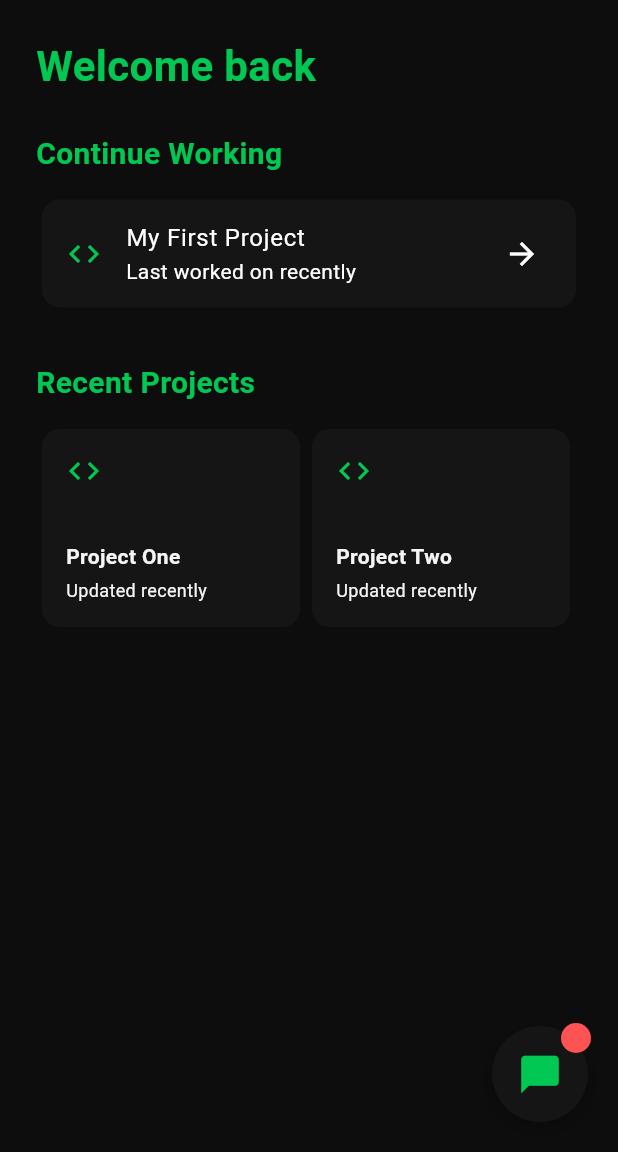
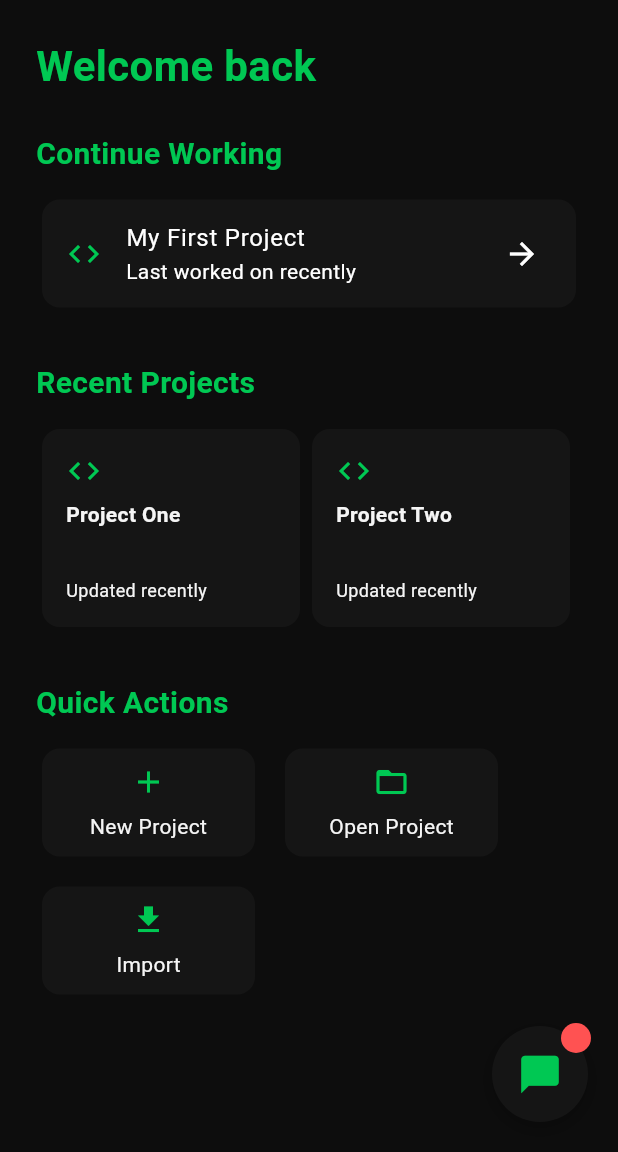
Before and after one commit to chancenotaro/Solvix, a Flutter app: the screen it shows after launch, on a phone screen of 412 x 824 dp, the part 84-1236 px from its top. Run offline on Flutter 3.47's test engine with Material 3 defaults, Android fonts, the phone set to English and light mode, and no system bars.

Commit message:
Added probably all UI elements to home page

```diff
--- a/lib/pages/home_page.dart
+++ b/lib/pages/home_page.dart
@@ -1,4 +1,5 @@
 import 'package:flutter/material.dart';
+import 'package:solvix/theme/solvix_theme.dart';
 
 
 
@@ -53,6 +54,7 @@ class HomePage extends StatelessWidget {
 
             const SizedBox(height: 32),
 
+            //Recent Projects Title
             Text(
               'Recent Projects',
               style: TextStyle(
@@ -64,6 +66,7 @@ class HomePage extends StatelessWidget {
 
             const SizedBox(height: 12),
 
+            //Recent Projects List
             SizedBox(
               height: 140,
               child: ListView(
@@ -75,7 +78,79 @@ class HomePage extends StatelessWidget {
                 ],
               ),
             ),
+
+            const SizedBox(height: 32),
+
+            Text(
+              'Quick Actions',
+              style: TextStyle(
+                fontSize: 20,
+                fontWeight: FontWeight.bold,
+                color: primaryColor,
+              ),
+            ),
+
+            const SizedBox(height: 12),
+
+            Wrap(
+              spacing: 12,
+              runSpacing: 12,
+              children: [
+                _quickAction(
+                  context,
+                  Icons.add,
+                  'New Project',
+                ),
+                _quickAction(
+                  context,
+                  Icons.folder_open,
+                  'Open Project',
+                ),
+                _quickAction(
+                  context,
+                  Icons.file_download,
+                  'Import',
+                ),
+              ],
+            ),
+
+
+
           ],
+        ),
+      ),
+    );
+  }
+
+
+  Widget _quickAction(
+      BuildContext context,
+      IconData icon,
+      String label,
+      ) {
+    return SizedBox(
+      width: 150,
+      height: 80,
+      child: Card(
+        child: InkWell(
+          onTap: () {
+            //We'll implement this later
+          },
+          borderRadius: BorderRadius.circular(12),
+          child: Column(
+            mainAxisAlignment: MainAxisAlignment.center,
+            children: [
+              Icon(
+                icon,
+                color: Theme.of(context).colorScheme.primary,
+
+              ),
+              const SizedBox(height: 8),
+
+              Text(label),
+
+            ],
+          ),
         ),
       ),
     );
@@ -99,6 +174,7 @@ class HomePage extends StatelessWidget {
               ),
 
               const Spacer(),
+
               Text(
                 name,
                 style: const TextStyle(
@@ -106,7 +182,7 @@ class HomePage extends StatelessWidget {
                 ),
               ),
 
-              const SizedBox(height: 4),
+              const SizedBox(height: 32),
 
               const Text(
                 'Updated recently',
```
